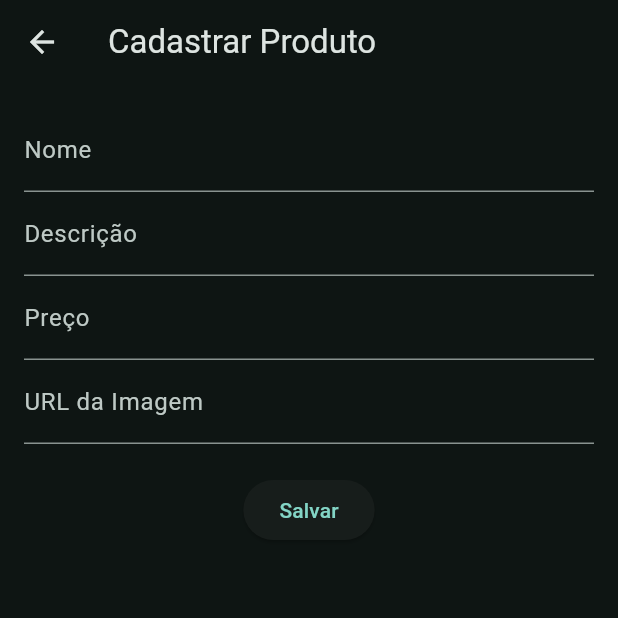
After one commit to caipeca/projeto, a Flutter app: the CadastroProdutoPage screen opened directly, on a phone screen of 412 x 824 dp, the top half of it. The commit adds this screen. Run offline on Flutter 3.47's test engine with Material 3 defaults, Android fonts, the phone set to English and light mode, and no system bars; our stand-ins replace carousel_slider, image_picker, shared_preferences; accounts and stored records are empty.

Commit message:
Filtros e adição de novas telas, tais como product

```diff
--- a/piloto/lib/menu.dart
+++ b/piloto/lib/menu.dart
@@ -13,6 +13,7 @@ class Menu extends StatelessWidget {
           return NavigationBar(
             destinations: [
               NavigationDestination(icon: Icon(Icons.home), label: 'Inicio'),
+              NavigationDestination(icon: Icon(Icons.store), label: 'Estabelecimento'),
               NavigationDestination(icon: Icon(Icons.person), label: 'Perfil'),
             ],
             onDestinationSelected: (int value) {
--- /dev/null
+++ b/piloto/lib/model/produto.dart
@@ -0,0 +1,27 @@
+class Produto {
+  final String id;
+  final String nome;
+  final String descricao;
+  final double preco;
+  final String imagem;
+
+  Produto({
+    required this.id,
+    required this.nome,
+    required this.descricao,
+    required this.preco,
+    required this.imagem,
+  });
+
+  factory Produto.fromJson(Map<String, dynamic> json) {
+    return Produto(
+      id: json['_id'],
+      nome: json['name'],
+      descricao: json['description'],
+      preco: (json['price'] as num).toDouble(),
+      imagem: (json['images'] != null && json['images'].isNotEmpty)
+          ? json['images'][0]
+          : '', // fallback se não tiver imagem
+    );
+  }
+}
--- /dev/null
+++ b/piloto/lib/views/screen/register_product.dart
@@ -0,0 +1,119 @@
+import 'package:flutter/material.dart';
+import 'package:http/http.dart' as http;
+import 'dart:convert';
+
+class CadastroProdutoPage extends StatefulWidget {
+  const CadastroProdutoPage({super.key});
+
+  @override
+  State<CadastroProdutoPage> createState() => _CadastroProdutoPageState();
+}
+
+class _CadastroProdutoPageState extends State<CadastroProdutoPage> {
+  final _formKey = GlobalKey<FormState>();
+  String nome = '';
+  String descricao = '';
+  double preco = 0.0;
+  String imagemUrl = '';
+
+  bool isLoading = false;
+
+  Future<void> salvarProduto() async {
+    setState(() {
+      isLoading = true;
+    });
+
+    final url = Uri.parse('http://localhost:3000/api/products'); // ➜ AJUSTE AQUI
+
+    final body = {
+      'name': nome,
+      'description': descricao,
+      'price': preco,
+      'images': [imagemUrl],
+      'establishmentId': '665c38d18b65440015e4214c', // ➜ Substituir com valor real se necessário
+    };
+
+    try {
+      final response = await http.post(
+        url,
+        headers: {
+          'Content-Type': 'application/json',
+          // 'Authorization': 'Bearer token_aqui' // ➜ se sua API exige autenticação
+        },
+        body: jsonEncode(body),
+      );
+
+      if (response.statusCode == 201) {
+        ScaffoldMessenger.of(context).showSnackBar(
+          SnackBar(content: Text('Produto cadastrado com sucesso!')),
+        );
+        Navigator.pop(context); // Volta para a tela anterior
+      } else {
+        print(response.body);
+        ScaffoldMessenger.of(context).showSnackBar(
+          SnackBar(content: Text('Erro ao cadastrar produto')),
+        );
+      }
+    } catch (e) {
+      print('Erro: $e');
+      ScaffoldMessenger.of(context).showSnackBar(
+        SnackBar(content: Text('Erro na comunicação com o servidor')),
+      );
+    }
+
+    setState(() {
+      isLoading = false;
+    });
+  }
+
+  @override
+  Widget build(BuildContext context) {
+    return Scaffold(
+      appBar: AppBar(title: Text('Cadastrar Produto')),
+      body: Padding(
+        padding: const EdgeInsets.all(16.0),
+        child: isLoading
+            ? Center(child: CircularProgressIndicator())
+            : Form(
+          key: _formKey,
+          child: SingleChildScrollView(
+            child: Column(
+              children: [
+                TextFormField(
+                  decoration: InputDecoration(labelText: 'Nome'),
+                  onSaved: (value) => nome = value ?? '',
+                  validator: (value) =>
+                  value == null || value.isEmpty ? 'Informe o nome' : null,
+                ),
+                TextFormField(
+                  decoration: InputDecoration(labelText: 'Descrição'),
+                  onSaved: (value) => descricao = value ?? '',
+                ),
+                TextFormField(
+                  decoration: InputDecoration(labelText: 'Preço'),
+                  keyboardType: TextInputType.number,
+                  onSaved: (value) =>
+                  preco = double.tryParse(value ?? '0') ?? 0.0,
+                ),
+                TextFormField(
+                  decoration: InputDecoration(labelText: 'URL da Imagem'),
+                  onSaved: (value) => imagemUrl = value ?? '',
+                ),
+                SizedBox(height: 20),
+                ElevatedButton(
+                  onPressed: () {
+                    if (_formKey.currentState?.validate() ?? false) {
+                      _formKey.currentState?.save();
+                      salvarProduto();
+                    }
+                  },
+                  child: Text('Salvar'),
+                ),
+              ],
+            ),
+          ),
+        ),
+      ),
+    );
+  }
+}
--- a/piloto/lib/views/widget_tree.dart
+++ b/piloto/lib/views/widget_tree.dart
@@ -4,10 +4,12 @@ import 'package:piloto/data/notifier.dart';
 import 'package:piloto/menu.dart';
 import 'package:piloto/views/screen/home.dart';
 import 'package:piloto/views/screen/profile.dart';
+import 'package:piloto/views/screen/store.dart';
 
 List<Widget> pages = [
   Home(),
-  Profile(),
+  Store(),
+  ProfilePage(),
 ];
 
 class WidgetTree extends StatelessWidget {
--- a/piloto/pubspec.yaml
+++ b/piloto/pubspec.yaml
@@ -38,6 +38,7 @@ dependencies:
   carousel_slider: ^5.0.0
   http: ^0.13.5
   shared_preferences: ^2.2.0
+  image_picker: ^1.0.4
 
 
 dev_dependencies:
```
Also changed, not shown: piloto/lib/config/auth/authentication.dart (+8 -1 lines), piloto/lib/config/produto/produto_service.dart (added, +46 -0 lines), piloto/lib/helper/product_helper.dart (added, +165 -0 lines), piloto/lib/views/screen/home.dart (+94 -11 lines), piloto/lib/views/screen/profile.dart (+33 -10 lines), piloto/lib/views/screen/show_form_register.dart (added, +118 -0 lines), piloto/lib/views/screen/store.dart (added, +40 -0 lines), piloto/pubspec.lock, 5 other files.
